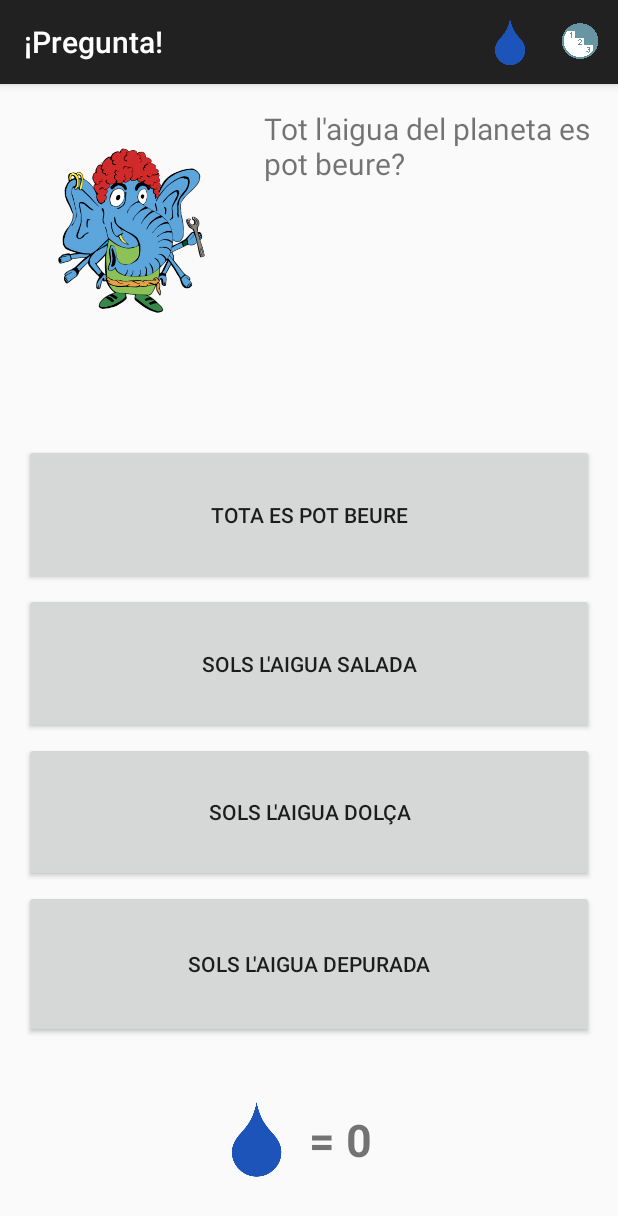
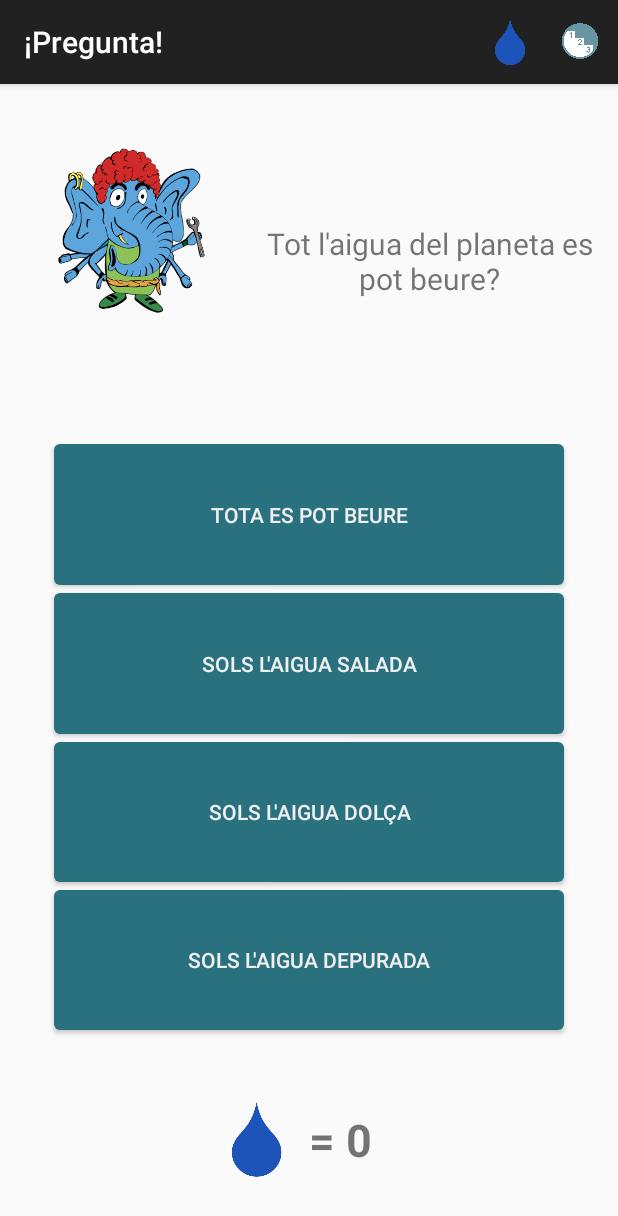
Before and after one commit to joanb/WaterQuest, an Android app: the QuizActivity screen opened directly, with no data from a screen before it, on a phone screen of 412 x 824 dp. Shown: the top 1216 px of the screen. Run offline under Robolectric (Android 15) with nearby library versions, the phone set to English and light mode, and no system bars.

Commit message:
imagenes logos splash

```diff
--- a/app/src/main/res/drawable/button.xml
+++ b/app/src/main/res/drawable/button.xml
@@ -5,7 +5,6 @@
         />
     <solid
         android:color="#ff2a7180"
-
         />
     <padding
         android:left="0dp"
--- a/app/src/main/res/layout/activity_activity_main.xml
+++ b/app/src/main/res/layout/activity_activity_main.xml
@@ -18,7 +18,9 @@
             android:id="@+id/textLabel"
             android:hint="¡Dame un nombre!"
             android:editable="true"
-            android:layout_marginBottom="50dp"/>
+            android:layout_marginBottom="50dp"
+            android:textAlignment="center"
+            android:gravity="center" />
 
         <ListView
             android:divider="@null"
--- a/app/src/main/res/layout/activity_quiz.xml
+++ b/app/src/main/res/layout/activity_quiz.xml
@@ -44,20 +44,13 @@
                     android:adjustViewBounds="true"/>
             </LinearLayout>
 
-            <ScrollView
+            <TextView
                 android:layout_width="match_parent"
                 android:layout_height="match_parent"
-                android:id="@+id/scrollView"
-                android:layout_weight="1"
-                android:fillViewport="false">
-
-                <TextView
-                    android:layout_width="wrap_content"
-                    android:layout_height="wrap_content"
-                    android:text="New Text"
-                    android:id="@+id/question"
-                    android:textSize="20dp" />
-            </ScrollView>
+                android:text="New Text"
+                android:id="@+id/question"
+                android:textSize="20dp"
+                android:gravity="center" />
 
         </LinearLayout>
 
@@ -75,7 +68,11 @@
                 android:text="ButtonTop"
                 android:id="@+id/buttonTop"
                 android:layout_weight="1"
-                android:layout_marginBottom="5dp" />
+                android:layout_marginBottom="5dp"
+                android:background="@drawable/button"
+                android:textColor="#EFEFEF"
+                android:layout_marginLeft="20dp"
+                android:layout_marginRight="20dp" />
 
             <Button
                 android:layout_width="match_parent"
@@ -83,7 +80,12 @@
                 android:text="ButtonMiddleTop"
                 android:id="@+id/buttonMiddleTop"
                 android:layout_weight="1"
-                android:layout_marginBottom="5dp" />
+                android:layout_marginBottom="5dp"
+                android:background="@drawable/button"
+                android:textColor="#EFEFEF"
+                android:layout_marginLeft="20dp"
+                android:layout_marginRight="20dp"
+                />
 
             <Button
                 android:layout_width="match_parent"
@@ -91,14 +93,23 @@
                 android:text="ButtonMiddleBottom"
                 android:id="@+id/buttonMiddleBottom"
                 android:layout_weight="1"
-                android:layout_marginBottom="5dp" />
+                android:layout_marginBottom="5dp"
+                android:background="@drawable/button"
+                android:layout_marginLeft="20dp"
+                android:layout_marginRight="20dp"
+                android:textColor="#EFEFEF"/>
 
             <Button
                 android:layout_width="match_parent"
                 android:layout_height="fill_parent"
                 android:text="ButtonBottom"
                 android:id="@+id/buttonBottom"
-                android:layout_weight="1" />
+                android:layout_weight="1"
+                android:layout_marginBottom="5dp"
+                android:background="@drawable/button"
+                android:layout_marginLeft="20dp"
+                android:layout_marginRight="20dp"
+                android:textColor="#EFEFEF"/>
         </LinearLayout>
 
         <LinearLayout
```
